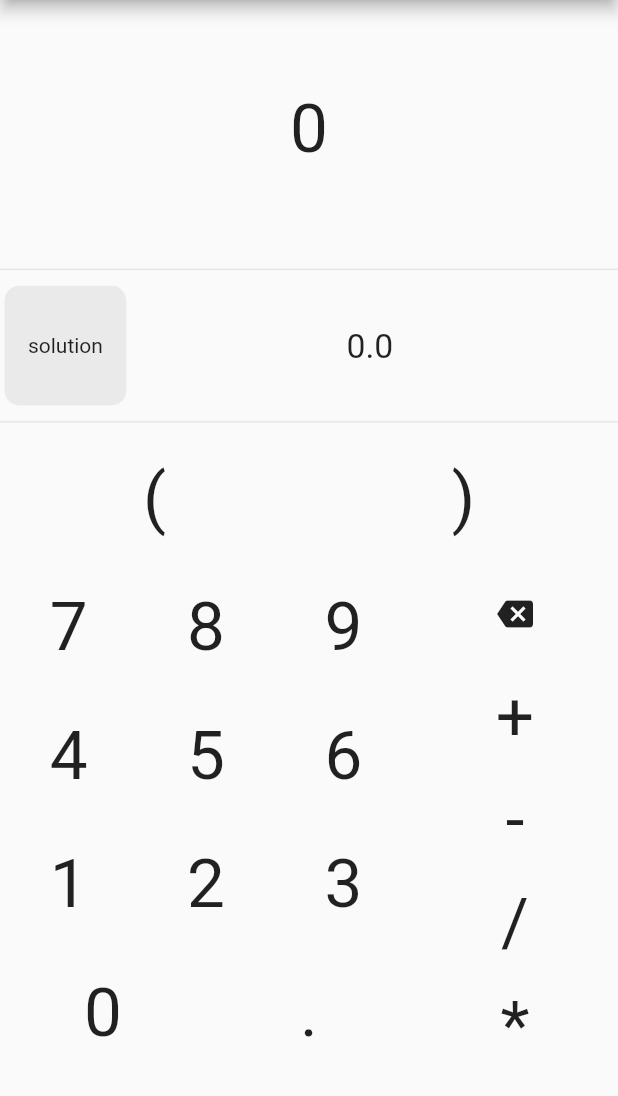
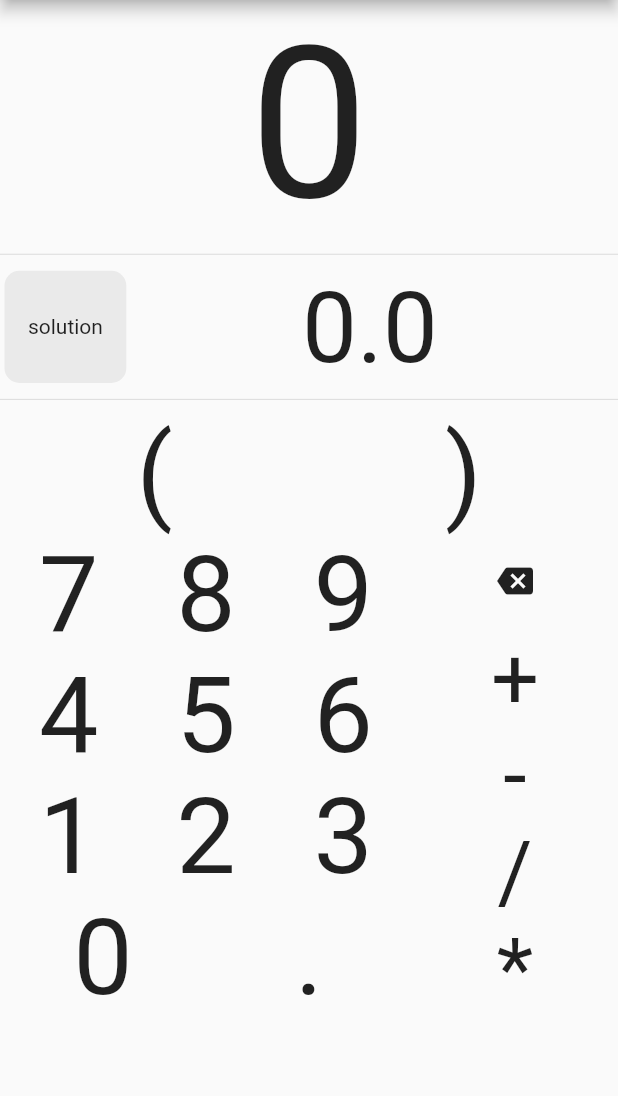
Before and after one commit to Mot93/PostfixCalculatorFlutter, a Flutter app: the screen it shows after launch, after a tap on "postfix", on a phone screen of 412 x 824 dp, the part 84-1180 px from its top. Run offline on Flutter 3.47's test engine with Material 2 defaults, Android fonts, the phone set to English and light mode, and no system bars; missing offline and left inert: firebase_admob; accounts and stored records are empty.

Commit message:
The sales based on the screen, and the offset from the bottom is equal to the banner ads

```diff
--- a/postfix_calculator/lib/InfixToPostifix/helper_function.dart
+++ b/postfix_calculator/lib/InfixToPostifix/helper_function.dart
@@ -1,3 +1,7 @@
+import 'package:flutter/material.dart'; // General purpose
+
+
+
 /// Return the operator priority
 int operatorPriority(String c){
   switch(c){
@@ -126,3 +130,19 @@ String eqNeutralElement(String equation){
   }
   return neutralEle;
 }
+
+
+
+/// Returns the banner height.
+/// The height of a banner depends on the total height of the screen.
+/// There are 3 heights in total.
+double bannerHeight (BuildContext context){
+  double screenHeight = MediaQuery.of(context).size.height;
+  if (screenHeight <= 400.0){
+    return 32.0;
+  } else if (screenHeight <= 720.0) {
+    return 50.0;
+  } else {
+    return 90.0;
+  }
+} // banner_height
--- a/postfix_calculator/lib/home_page.dart
+++ b/postfix_calculator/lib/home_page.dart
@@ -26,9 +26,6 @@ class _HomePageState extends State<HomePage>{
   String equation = '0';
   /// String containing the solution or postfix equation
   String solution = '0';
-  /// Font size of main text & buttons
-  /// The solution is half this size
-  double fontS = 45.0;
   /// Label on the output button
   String outputButtonLabel = "postfix";
   /// Curve around the output button
@@ -70,14 +67,8 @@ class _HomePageState extends State<HomePage>{
       child: InkWell(
         onTap: () => updateState(equationCheck(equation, value.toString())),
         child: Container(
-          alignment: Alignment( // Making the container as big as the parent allows
-            0.0, 0.0
-          ),
-          child:Text(
-            value.toString(),
-            style: TextStyle(
-              fontSize: fontS,
-            ),
+          child:FittedBox( // Make the text as big as the container allows it
+            child:Text(value.toString()),
           ),
         ),
       ),
@@ -107,7 +98,7 @@ class _HomePageState extends State<HomePage>{
 
     // Definin the AppBar
     // Using final because I won't change my appBar
-    // TODO: add navigation button to the bar
+    // TODO: add navigation button (store + steps) to the bar
     var appBar = AppBar(
       title: Text("Postfix Calculator"),
     );
@@ -120,14 +111,8 @@ class _HomePageState extends State<HomePage>{
           // Text holding the equation
           Expanded(
             flex: 2,
-            child: Center(
-              child:Padding(
-                padding: EdgeInsets.all(10.0),
-                child: Text(
-                  equation,
-                  style: TextStyle(fontSize: fontS,),
-                ),
-              ),
+            child: FittedBox( // FittedBox center and size the content
+              child: Text(equation)
             ),
           ),
           Divider(),
@@ -152,7 +137,6 @@ class _HomePageState extends State<HomePage>{
                         decoration: BoxDecoration(
                           color: Color.fromRGBO(86, 86, 86, 0.1), // RGB + Opacity
                           borderRadius: BorderRadius.all(Radius.circular(outButtonRadius)),
-                          //boxShadow: ,
                         ),
                         alignment: Alignment( // Making the container as big as the parent allows
                           0.0, 0.0
@@ -164,16 +148,8 @@ class _HomePageState extends State<HomePage>{
                   // Results text
                   Expanded(
                     flex: 4,
-                    child: Center(
-                      child: Padding(
-                        padding: EdgeInsets.all(10.0),
-                        child: Text(
-                          solution,
-                          style: TextStyle(
-                            fontSize: (fontS/2),
-                          )
-                        ),
-                      ),
+                    child: FittedBox(
+                      child: Text(solution),
                     ),
                   ),
                 ],
--- a/postfix_calculator/lib/main.dart
+++ b/postfix_calculator/lib/main.dart
@@ -1,6 +1,7 @@
 import 'package:flutter/material.dart'; // General purpose
 import 'package:firebase_admob/firebase_admob.dart'; // Ads
 import 'package:flutter/services.dart'; // Lock screen orientation
+import 'package:postfix_calculator/InfixToPostifix/helper_function.dart';
 
 
 import 'home_page.dart';
@@ -24,9 +25,9 @@ BannerAd myBanner = new BannerAd(
   // Replace the testAdUnitId with an ad unit id from the AdMob dash.
   // https://developers.google.com/admob/android/test-ads
   // https://developers.google.com/admob/ios/test-ads
-  // adUnitId: BannerAd.testAdUnitId, // Test
-  adUnitId: 'ca-app-pub-4047734154628476/5063815544', // Real and functioning
-  size: AdSize.smartBanner,
+  //adUnitId: 'ca-app-pub-4047734154628476/5063815544', // Do not use qhile testing
+  adUnitId: BannerAd.testAdUnitId, // Testing dummies
+  size: AdSize.smartBanner, // Height is usually 50 dp
   targetingInfo: targetingInfo,
   listener: (MobileAdEvent event) {
     print("BannerAd event is $event");
@@ -82,8 +83,12 @@ class _MyAppState extends State<MyApp>{
         home: HomePage(),
         // With this builder the whole app is going to be above the ad
         builder: (BuildContext context, Widget child){
+
+        // Device Pixel Ratio
+        //double dpr = MediaQuery.of(context).size.height;
+
           return Padding(
-            padding: EdgeInsets.only(bottom: 50.0), // The ad is only 50 px high
+            padding: EdgeInsets.only(bottom: bannerHeight(context)), // The padding is mesured in dp
             child: child,
           );
         },
```
